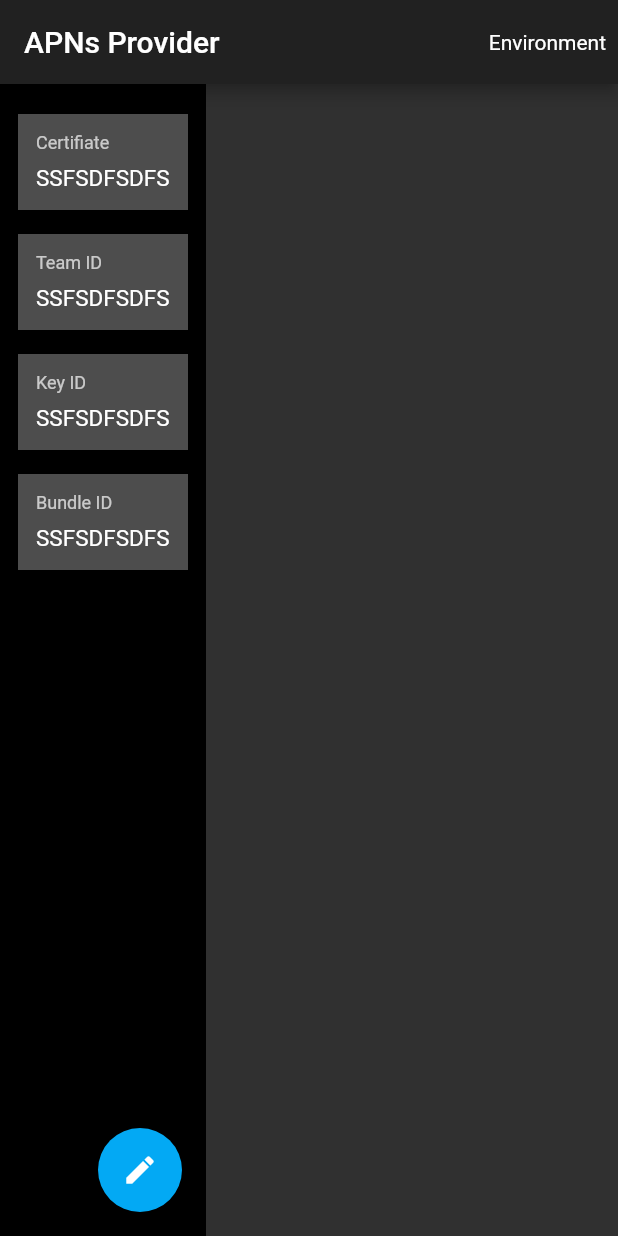
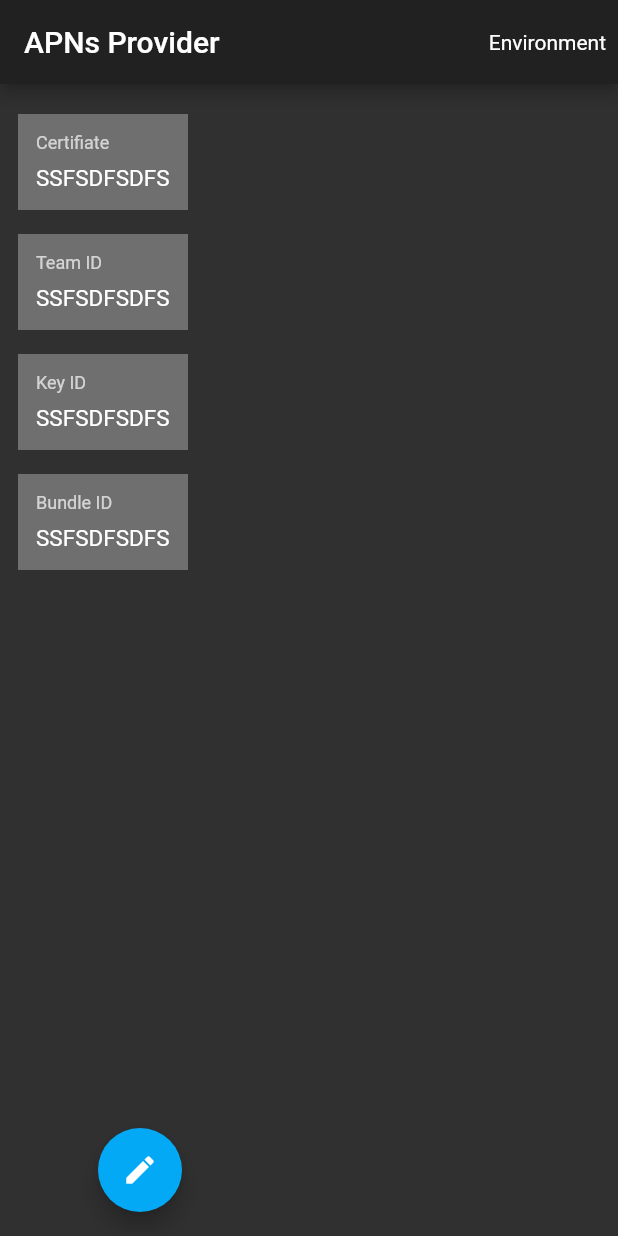
Before and after one commit to Arror/APNs, a Flutter app: the screen it shows after launch, on a phone screen of 412 x 824 dp. Run offline on Flutter 3.47's test engine with Material 2 defaults, Android fonts, the phone set to English and light mode, and no system bars.

Commit message:
Fix theme

```diff
--- a/flutter/apns/lib/app/app.dart
+++ b/flutter/apns/lib/app/app.dart
@@ -4,7 +4,13 @@ class App extends StatelessWidget {
   @override
   Widget build(BuildContext context) {
     return MaterialApp(
-      theme: ThemeData.dark(),
+      theme: ThemeData(
+        brightness: Brightness.dark,
+        floatingActionButtonTheme: FloatingActionButtonThemeData(
+          backgroundColor: Colors.lightBlue,
+          foregroundColor: Colors.white,
+        ),
+      ),
       title: 'APNs Provider',
       home: Scaffold(
         appBar: AppBar(
@@ -64,7 +70,6 @@ class ProviderPage extends StatelessWidget {
   @override
   Widget build(BuildContext context) {
     return Scaffold(
-      backgroundColor: Colors.black,
       body: Container(
         constraints: BoxConstraints.expand(),
         child: Padding(
@@ -93,8 +98,6 @@ class ProviderPage extends StatelessWidget {
       ),
       floatingActionButtonLocation: FloatingActionButtonLocation.endFloat,
       floatingActionButton: FloatingActionButton(
-        backgroundColor: Colors.lightBlue,
-        foregroundColor: Colors.white,
         child: Icon(Icons.edit),
         onPressed: () {
           showDialog(
@@ -122,7 +125,7 @@ class ProviderPage extends StatelessWidget {
                   TextField(
                     decoration: InputDecoration(
                       labelText: 'Key ID',
-                      contentPadding: EdgeInsets.only(top: 15.0, bottom: 4.0)
+                      contentPadding: EdgeInsets.only(top: 15.0, bottom: 4.0),
                     ),
                   ),
                   TextField(
```
